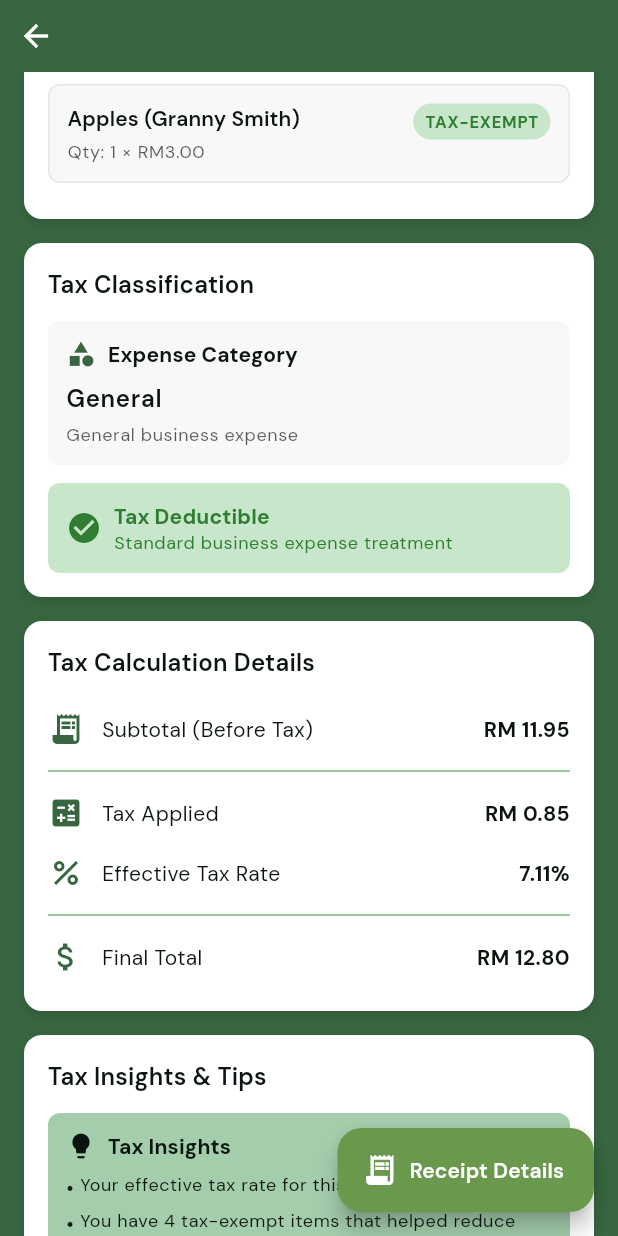
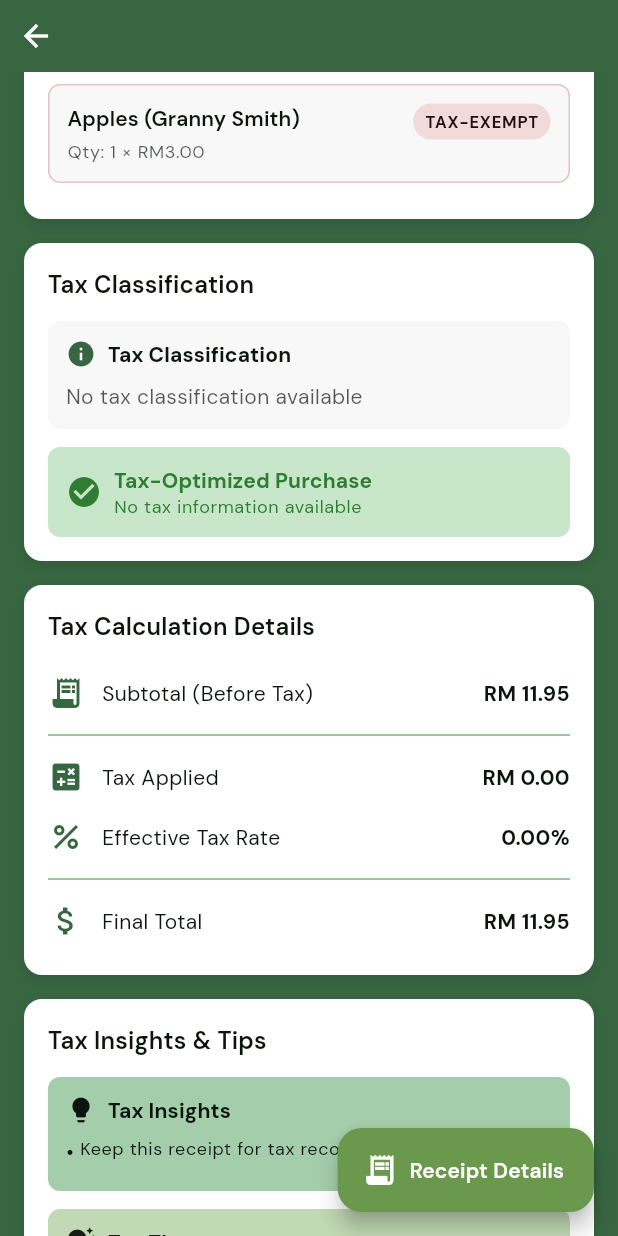
Before and after one commit to vinky0813/tolak_tax, a Flutter app: the TaxDetailsScreen screen opened directly with sample values from the repository, scrolled down 576 dp, on a phone screen of 412 x 824 dp. Run offline on Flutter 3.47's test engine with Material 3 defaults, Android fonts, the phone set to English and light mode, and no system bars; our stand-ins replace another_flushbar, camera, carousel_slider, firebase_auth, firebase_core, fl_chart and 5 more; missing offline and left inert: flutter_facebook_auth; accounts and stored records are empty.

Commit message:
Refactor TaxDetailsScreen to improve tax calculations and classifications, update UI labels, and enhance tax insights and tips

```diff
--- a/lib/screens/tax_details_screen.dart
+++ b/lib/screens/tax_details_screen.dart
@@ -1,6 +1,5 @@
 import 'package:flutter/material.dart';
 import 'package:tolak_tax/models/receipt_model.dart';
-import 'package:tolak_tax/utils/category_helper.dart';
 import 'package:tolak_tax/widgets/receipt_item.dart';
 import 'package:tolak_tax/widgets/section_container.dart';
 
@@ -109,10 +108,16 @@ class TaxDetailsScreen extends StatelessWidget {
   Widget _buildTaxOverviewCard(BuildContext context) {
     final theme = Theme.of(context);
     final colorScheme = theme.colorScheme;
-    final taxAmount = receipt.taxAmount ?? 0.0;
-    final totalAmount = receipt.totalAmount;
+
+    // Calculate tax amount from individual tax lines
+    final totalTaxAmount = receipt.taxSummary?.totalTaxSaved ?? 0.0;
+
+    // Calculate total amount from line items
+    final totalAmount =
+        receipt.lineItems.fold(0.0, (sum, item) => sum + item.totalPrice);
+
     final taxPercentage =
-        totalAmount > 0 ? (taxAmount / totalAmount * 100) : 0.0;
+        totalAmount > 0 ? (totalTaxAmount / totalAmount * 100) : 0.0;
 
     return Container(
       width: double.infinity,
@@ -137,7 +142,7 @@ class TaxDetailsScreen extends StatelessWidget {
                   color: colorScheme.onPrimaryContainer, size: 24),
               const SizedBox(width: 8),
               Text(
-                'Total Tax Paid',
+                'Total Tax Claimable',
                 style: theme.textTheme.titleMedium?.copyWith(
                   color: colorScheme.onPrimaryContainer,
                   fontWeight: FontWeight.bold,
@@ -147,7 +152,7 @@ class TaxDetailsScreen extends StatelessWidget {
           ),
           const SizedBox(height: 8),
           Text(
-            'RM ${taxAmount.toStringAsFixed(2)}',
+            'RM ${totalTaxAmount.toStringAsFixed(2)}',
             style: theme.textTheme.headlineMedium?.copyWith(
               color: colorScheme.onPrimaryContainer,
               fontWeight: FontWeight.bold,
@@ -176,10 +181,10 @@ class TaxDetailsScreen extends StatelessWidget {
           child: _buildMetricCard(
             context,
             'Taxable Items',
-            '${taxSummary?.taxableItemsCount ?? _countTaxableItems()}',
-            Icons.calculate,
-            colorScheme.errorContainer,
-            colorScheme.onErrorContainer,
+            '${taxSummary?.taxableItemsCount ?? 0}',
+            Icons.check_circle,
+            colorScheme.successContainer ?? Colors.green.shade100,
+            colorScheme.onSuccessContainer ?? Colors.green.shade800,
           ),
         ),
         const SizedBox(width: 12),
@@ -187,10 +192,10 @@ class TaxDetailsScreen extends StatelessWidget {
           child: _buildMetricCard(
             context,
             'Tax-Exempt Items',
-            '${taxSummary?.exemptItemsCount ?? _countExemptItems()}',
-            Icons.check_circle,
-            colorScheme.successContainer ?? Colors.green.shade100,
-            colorScheme.onSuccessContainer ?? Colors.green.shade800,
+            '${taxSummary?.exemptItemsCount ?? 0}',
+            Icons.calculate,
+            colorScheme.errorContainer,
+            colorScheme.onErrorContainer,
           ),
         ),
       ],
@@ -254,8 +259,8 @@ class TaxDetailsScreen extends StatelessWidget {
           borderRadius: BorderRadius.circular(8),
           border: Border.all(
             color: isTaxable
-                ? theme.colorScheme.error.withOpacity(0.3)
-                : theme.colorScheme.outline.withOpacity(0.3),
+                ? theme.colorScheme.outline.withOpacity(0.3)
+                : theme.colorScheme.error.withOpacity(0.3),
           ),
         ),
         child: Column(
@@ -292,17 +297,17 @@ class TaxDetailsScreen extends StatelessWidget {
                           horizontal: 8, vertical: 4),
                       decoration: BoxDecoration(
                         color: isTaxable
-                            ? theme.colorScheme.errorContainer
-                            : theme.colorScheme.successContainer ??
+                            ? theme.colorScheme.successContainer
+                            : theme.colorScheme.errorContainer ??
                                 Colors.green.shade100,
                         borderRadius: BorderRadius.circular(12),
                       ),
                       child: Text(
-                        isTaxable ? 'TAXABLE' : 'TAX-EXEMPT',
+                        isTaxable ? 'CLAIMABLE' : 'TAX-EXEMPT',
                         style: theme.textTheme.labelSmall?.copyWith(
                           color: isTaxable
-                              ? theme.colorScheme.onErrorContainer
-                              : theme.colorScheme.onSuccessContainer ??
+                              ? theme.colorScheme.onSuccessContainer
+                              : theme.colorScheme.onErrorContainer ??
                                   Colors.green.shade800,
                           fontWeight: FontWeight.bold,
                         ),
@@ -313,7 +318,7 @@ class TaxDetailsScreen extends StatelessWidget {
                       Text(
                         'Tax: RM${taxAmount.toStringAsFixed(2)}',
                         style: theme.textTheme.bodySmall?.copyWith(
-                          color: theme.colorScheme.error,
+                          color: Colors.green.shade700,
                           fontWeight: FontWeight.w600,
                         ),
                       ),
@@ -328,7 +333,7 @@ class TaxDetailsScreen extends StatelessWidget {
                 width: double.infinity,
                 padding: const EdgeInsets.all(8),
                 decoration: BoxDecoration(
-                  color: theme.colorScheme.errorContainer.withOpacity(0.5),
+                  color: theme.colorScheme.successContainer?.withOpacity(0.5),
                   borderRadius: BorderRadius.circular(6),
                 ),
                 child: Column(
@@ -359,7 +364,48 @@ class TaxDetailsScreen extends StatelessWidget {
 
   Widget _buildTaxClassificationInfo(BuildContext context) {
     final theme = Theme.of(context);
-    final categoryInfo = _getCategoryTaxInfo();
+
+    // Get tax classes from tax lines
+    final taxClasses = receipt.lineItems
+        .where((item) => item.taxLine != null)
+        .map((item) => item.taxLine!.taxClass)
+        .toSet()
+        .toList();
+
+    if (taxClasses.isEmpty) {
+      return Container(
+        width: double.infinity,
+        padding: const EdgeInsets.all(12),
+        decoration: BoxDecoration(
+          color: theme.colorScheme.surfaceVariant,
+          borderRadius: BorderRadius.circular(8),
+        ),
+        child: Column(
+          crossAxisAlignment: CrossAxisAlignment.start,
+          children: [
+            Row(
+              children: [
+                Icon(Icons.info, color: theme.colorScheme.primary, size: 20),
+                const SizedBox(width: 8),
+                Text(
+                  'Tax Classification',
+                  style: theme.textTheme.titleSmall?.copyWith(
+                    fontWeight: FontWeight.bold,
+                  ),
+                ),
+              ],
+            ),
+            const SizedBox(height: 8),
+            Text(
+              'No tax classification available',
+              style: theme.textTheme.bodyMedium?.copyWith(
+                color: theme.colorScheme.onSurface.withOpacity(0.7),
+              ),
+            ),
+          ],
+        ),
+      );
+    }
 
     return Container(
       width: double.infinity,
@@ -376,7 +422,7 @@ class TaxDetailsScreen extends StatelessWidget {
               Icon(Icons.category, color: theme.colorScheme.primary, size: 20),
               const SizedBox(width: 8),
               Text(
-                'Expense Category',
+                'Tax Classifications',
                 style: theme.textTheme.titleSmall?.copyWith(
                   fontWeight: FontWeight.bold,
                 ),
@@ -384,19 +430,15 @@ class TaxDetailsScreen extends StatelessWidget {
             ],
           ),
           const SizedBox(height: 8),
-          Text(
-            CategoryHelper.getDisplayName(receipt.expenseCategory),
-            style: theme.textTheme.bodyLarge?.copyWith(
+          ...taxClasses.map((taxClass) => Padding(
+                padding: const EdgeInsets.only(bottom: 4),
+                child: Text(
+                  '• ${taxClass}',
+                  style: theme.textTheme.bodyMedium?.copyWith(
                     fontWeight: FontWeight.w600,
                   ),
                 ),
-          const SizedBox(height: 4),
-          Text(
-            categoryInfo['description'] ?? 'General business expense',
-            style: theme.textTheme.bodySmall?.copyWith(
-              color: theme.colorScheme.onSurface.withOpacity(0.7),
-            ),
-          ),
+              )),
         ],
       ),
     );
@@ -404,12 +446,19 @@ class TaxDetailsScreen extends StatelessWidget {
 
   Widget _buildCategoryTaxInfo(BuildContext context) {
     final theme = Theme.of(context);
-    final categoryInfo = _getCategoryTaxInfo();
+
+    // Calculate tax statistics from tax lines
+    final taxableCount = receipt.taxSummary?.taxableItemsCount ?? 0;
+    final exemptCount = receipt.taxSummary?.exemptItemsCount ?? 0;
+    final totalItems = taxableCount + exemptCount;
+    final taxSaved = receipt.taxSummary?.totalTaxSaved ?? 0.0;
+
+    final isOverallGood = exemptCount >= taxableCount || taxSaved > 0;
 
     return Container(
       padding: const EdgeInsets.all(12),
       decoration: BoxDecoration(
-        color: categoryInfo['isDeductible']
+        color: isOverallGood
             ? theme.colorScheme.successContainer ?? Colors.green.shade100
             : theme.colorScheme.warningContainer ?? Colors.orange.shade100,
         borderRadius: BorderRadius.circular(8),
@@ -417,8 +466,8 @@ class TaxDetailsScreen extends StatelessWidget {
       child: Row(
         children: [
           Icon(
-            categoryInfo['isDeductible'] ? Icons.check_circle : Icons.info,
-            color: categoryInfo['isDeductible']
+            isOverallGood ? Icons.check_circle : Icons.info,
+            color: isOverallGood
                 ? theme.colorScheme.onSuccessContainer ?? Colors.green.shade800
                 : theme.colorScheme.onWarningContainer ??
                     Colors.orange.shade800,
@@ -429,11 +478,11 @@ class TaxDetailsScreen extends StatelessWidget {
               crossAxisAlignment: CrossAxisAlignment.start,
               children: [
                 Text(
-                  categoryInfo['isDeductible']
-                      ? 'Tax Deductible'
-                      : 'Limited Deductibility',
+                  isOverallGood
+                      ? 'Tax-Optimized Purchase'
+                      : 'Tax-Heavy Purchase',
                   style: theme.textTheme.titleSmall?.copyWith(
-                    color: categoryInfo['isDeductible']
+                    color: isOverallGood
                         ? theme.colorScheme.onSuccessContainer ??
                             Colors.green.shade800
                         : theme.colorScheme.onWarningContainer ??
@@ -442,13 +491,27 @@ class TaxDetailsScreen extends StatelessWidget {
                   ),
                 ),
                 Text(
-                  categoryInfo['taxInfo'] ?? 'General tax treatment applies',
+                  totalItems > 0
+                      ? '${((exemptCount / totalItems) * 100).toStringAsFixed(0)}% of items are tax-exempt'
+                      : 'No tax information available',
                   style: theme.textTheme.bodySmall?.copyWith(
-                    color: categoryInfo['isDeductible']
+                    color: isOverallGood
                         ? theme.colorScheme.onSuccessContainer ??
                             Colors.green.shade800
                         : theme.colorScheme.onWarningContainer ??
                             Colors.orange.shade800,
+                  ),
+                ),
+                if (taxSaved > 0)
+                  Text(
+                    'Tax saved: RM${taxSaved.toStringAsFixed(2)}',
+                    style: theme.textTheme.bodySmall?.copyWith(
+                      color: isOverallGood
+                          ? theme.colorScheme.onSuccessContainer ??
+                              Colors.green.shade800
+                          : theme.colorScheme.onWarningContainer ??
+                              Colors.orange.shade800,
+                      fontWeight: FontWeight.w600,
                     ),
                   ),
               ],
@@ -460,10 +523,20 @@ class TaxDetailsScreen extends StatelessWidget {
   }
 
   List<Widget> _buildTaxCalculationDetails(BuildContext context) {
-    final subtotal =
-        receipt.subtotal ?? (receipt.totalAmount - (receipt.taxAmount ?? 0.0));
-    final taxAmount = receipt.taxAmount ?? 0.0;
-    final total = receipt.totalAmount;
+    // Calculate subtotal from line items before tax
+    final subtotal = receipt.lineItems.fold(
+        0.0,
+        (sum, item) =>
+            sum + (item.totalPrice - (item.taxLine?.taxAmount ?? 0.0)));
+
+    // Calculate tax amount from tax lines
+    final taxAmount = receipt.lineItems
+        .where((item) => item.taxLine != null)
+        .fold(0.0, (sum, item) => sum + (item.taxLine?.taxAmount ?? 0.0));
+
+    // Calculate total from line items
+    final total =
+        receipt.lineItems.fold(0.0, (sum, item) => sum + item.totalPrice);
 
     return [
       ReceiptItem(
@@ -602,67 +675,23 @@ class TaxDetailsScreen extends StatelessWidget {
     );
   }
 
-  // Helper methods
-  int _countTaxableItems() {
-    return receipt.lineItems
-        .where((item) => item.taxLine?.taxEligible == true)
-        .length;
-  }
-
-  int _countExemptItems() {
-    return receipt.lineItems
-        .where((item) => item.taxLine?.taxEligible != true)
-        .length;
-  }
-
-  Map<String, dynamic> _getCategoryTaxInfo() {
-    final category = receipt.expenseCategory.toLowerCase();
-
-    switch (category) {
-      case 'food':
-      case 'meals':
-        return {
-          'description': 'Business meals and food expenses',
-          'isDeductible': true,
-          'taxInfo': 'Generally 50% deductible for business meals'
-        };
-      case 'transport':
-      case 'travel':
-        return {
-          'description': 'Transportation and travel expenses',
-          'isDeductible': true,
-          'taxInfo': 'Fully deductible for business travel'
-        };
-      case 'office':
-      case 'supplies':
-        return {
-          'description': 'Office supplies and equipment',
-          'isDeductible': true,
-          'taxInfo': 'Fully deductible business expenses'
-        };
-      case 'entertainment':
-        return {
-          'description': 'Entertainment and client activities',
-          'isDeductible': false,
-          'taxInfo': 'Limited deductibility - check specific rules'
-        };
-      default:
-        return {
-          'description': 'General business expense',
-          'isDeductible': true,
-          'taxInfo': 'Standard business expense treatment'
-        };
-    }
-  }
-
   List<String> _generateTaxInsights() {
     final insights = <String>[];
-    final taxAmount = receipt.taxAmount ?? 0.0;
-    final totalAmount = receipt.totalAmount;
-    final taxableCount = _countTaxableItems();
-    final exemptCount = _countExemptItems();
 
-    if (taxAmount > 0) {
+    // Calculate tax amount from tax lines
+    final taxAmount = receipt.lineItems
+        .where((item) => item.taxLine != null)
+        .fold(0.0, (sum, item) => sum + (item.taxLine?.taxAmount ?? 0.0));
+
+    // Calculate total amount from line items
+    final totalAmount =
+        receipt.lineItems.fold(0.0, (sum, item) => sum + item.totalPrice);
+
+    final taxSummary = receipt.taxSummary;
+    final taxableCount = taxSummary?.taxableItemsCount ?? 0;
+    final exemptCount = taxSummary?.exemptItemsCount ?? 0;
+
+    if (taxAmount > 0 && totalAmount > 0) {
       final taxRate = (taxAmount / totalAmount * 100);
       insights.add(
           'Your effective tax rate for this transaction is ${taxRate.toStringAsFixed(1)}%');
@@ -678,10 +707,19 @@ class TaxDetailsScreen extends StatelessWidget {
           'Most items in this receipt are taxable - consider tax-exempt alternatives where possible');
     }
 
-    final category = _getCategoryTaxInfo();
-    if (category['isDeductible']) {
+    if (taxSummary?.totalTaxSaved != null && taxSummary!.totalTaxSaved > 0) {
       insights.add(
-          'This expense category is generally tax-deductible for business use');
+          'You saved RM${taxSummary.totalTaxSaved.toStringAsFixed(2)} in taxes on this purchase');
+    }
+
+    // Get insights from tax classes
+    final taxClasses = receipt.lineItems
+        .where((item) => item.taxLine != null)
+        .map((item) => item.taxLine!.taxClass)
+        .toSet();
+
+    if (taxClasses.isNotEmpty) {
+      insights.add('Tax classes involved: ${taxClasses.join(', ')}');
     }
 
     return insights.isEmpty
@@ -691,29 +729,51 @@ class TaxDetailsScreen extends StatelessWidget {
 
   List<String> _generateTaxTips() {
     final tips = <String>[];
-    final category = receipt.expenseCategory.toLowerCase();
 
     tips.add('Keep all receipts organized for easy tax filing');
     tips.add('Consider using expense tracking apps to categorize purchases');
 
-    switch (category) {
+    // Get tax-related tips based on tax lines
+    final taxableItems = receipt.lineItems
+        .where((item) => item.taxLine != null && item.taxLine!.taxEligible)
+        .toList();
+    final exemptItems = receipt.lineItems
+        .where((item) => item.taxLine != null && !item.taxLine!.taxEligible)
+        .toList();
+
+    if (taxableItems.isNotEmpty) {
+      tips.add(
+          'Document business purpose for taxable items to maximize deductions');
+    }
+
+    if (exemptItems.isNotEmpty) {
+      tips.add(
+          'Tax-exempt items can help reduce overall tax burden - look for similar alternatives');
+    }
+
+    // Get specific tax class advice
+    final taxClasses = receipt.lineItems
+        .where((item) => item.taxLine != null)
+        .map((item) => item.taxLine!.taxClass)
+        .toSet();
+
+    for (final taxClass in taxClasses) {
+      switch (taxClass.toLowerCase()) {
         case 'food':
         case 'meals':
           tips.add(
-            'Business meals are typically 50% deductible - document the business purpose');
+              'Business meals may have special deduction rules - consult tax guidelines');
+          break;
+        case 'supplies':
+        case 'office':
+          tips.add(
+              'Office supplies are typically fully deductible for business use');
           break;
         case 'transport':
         case 'travel':
-        tips.add('Maintain detailed travel logs for maximum deductibility');
+          tips.add('Keep detailed travel logs for transportation expenses');
           break;
-      case 'office':
-      case 'supplies':
-        tips.add(
-            'Office supplies are fully deductible - keep receipts for all purchases');
-        break;
-      default:
-        tips.add(
-            'Consult with a tax professional for category-specific advice');
+      }
     }
 
     tips.add('Review tax regulations annually as they may change');
```
Lines whose indentation alone changed are shown as unchanged.
